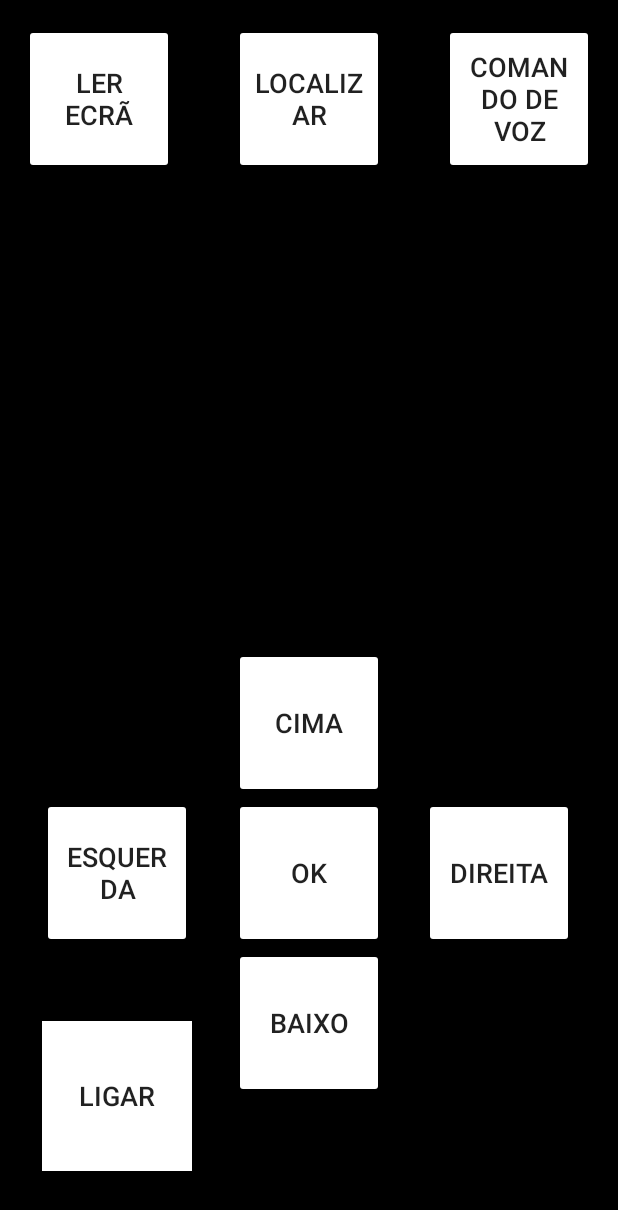
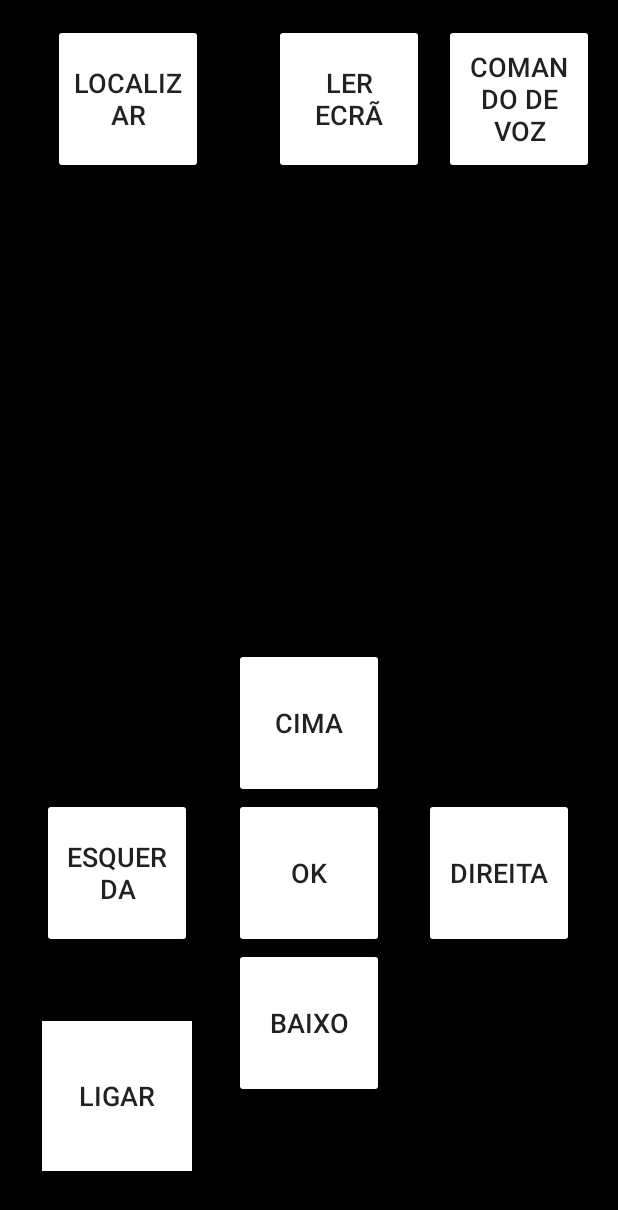
Before and after one commit to dancosta1988/A4TV-Mobile-Application, an Android app: the layout content_a4_tvmain.xml on its own in the app's theme, with its tools: preview values and no code run, on a phone screen of 412 x 824 dp. Shown: the top 1210 px of the screen. Run offline under Robolectric (Android 15) with nearby library versions, the light colour scheme and no system bars.

Commit message:
Localize is now the first button

```diff
--- a/app/src/main/res/layout/content_a4_tvmain.xml
+++ b/app/src/main/res/layout/content_a4_tvmain.xml
@@ -48,7 +48,8 @@
         android:id="@+id/touchLayout"
         android:layout_width="match_parent"
         android:layout_height="match_parent"
-        android:layout_centerInParent="true"
+        android:layout_alignParentBottom="true"
+        android:layout_alignParentStart="true"
         android:clickable="false"
         android:focusable="false"
         android:focusableInTouchMode="false"
@@ -59,6 +60,8 @@
             android:id="@+id/btnReadScreen"
             android:layout_width="100dp"
             android:layout_height="100dp"
+            android:layout_alignParentTop="true"
+            android:layout_toStartOf="@+id/btnRIGHT"
             android:backgroundTint="@android:color/background_light"
             android:contentDescription="@string/ler_ecr"
             android:importantForAccessibility="yes"
@@ -105,8 +108,9 @@
             android:id="@+id/btnREPEAT"
             android:layout_width="100dp"
             android:layout_height="100dp"
+            android:layout_alignParentStart="true"
             android:layout_alignParentTop="true"
-            android:layout_centerHorizontal="true"
+            android:layout_marginStart="19dp"
             android:backgroundTint="@android:color/background_light"
             android:contentDescription="@string/localizar"
             android:importantForAccessibility="yes"
```
